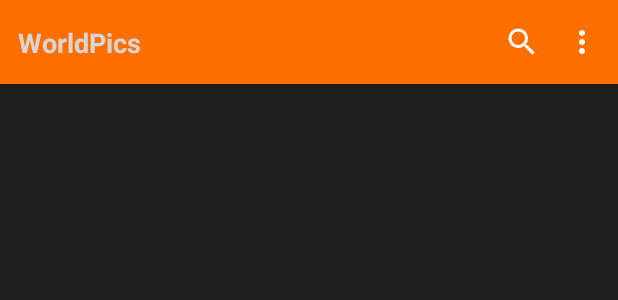
After one commit to danielmilano/WorldPics, an Android app: the layout main_toolbar.xml on its own in the app's theme, with its tools: preview values and no code run, on a phone screen of 412 x 824 dp. The commit adds this screen. Shown: the top 300 px of the screen. Run offline under Robolectric (Android 15) with nearby library versions, the phone set to English and light mode, and no system bars.

Commit message:
Added search toolbar

```diff
--- /dev/null
+++ b/app/src/main/res/drawable/ic_filter_white.xml
@@ -0,0 +1,9 @@
+<vector xmlns:android="http://schemas.android.com/apk/res/android"
+        android:width="24dp"
+        android:height="24dp"
+        android:viewportWidth="24.0"
+        android:viewportHeight="24.0">
+    <path
+        android:fillColor="#FFFFFF"
+        android:pathData="M12,8c1.1,0 2,-0.9 2,-2s-0.9,-2 -2,-2 -2,0.9 -2,2 0.9,2 2,2zM12,10c-1.1,0 -2,0.9 -2,2s0.9,2 2,2 2,-0.9 2,-2 -0.9,-2 -2,-2zM12,16c-1.1,0 -2,0.9 -2,2s0.9,2 2,2 2,-0.9 2,-2 -0.9,-2 -2,-2z"/>
+</vector>
--- a/app/src/main/res/layout/item_photo.xml
+++ b/app/src/main/res/layout/item_photo.xml
@@ -16,7 +16,6 @@
         imageFromUrl="@{photo}"
         android:layout_width="match_parent"
         android:layout_height="wrap_content"
-        android:layout_margin="4dp"
         android:adjustViewBounds="true" />
 
 </layout>
--- /dev/null
+++ b/app/src/main/res/layout/main_toolbar.xml
@@ -0,0 +1,46 @@
+<?xml version="1.0" encoding="utf-8"?>
+<layout xmlns:android="http://schemas.android.com/apk/res/android"
+    xmlns:app="http://schemas.android.com/apk/res-auto">
+
+    <androidx.constraintlayout.widget.ConstraintLayout
+        android:layout_width="match_parent"
+        android:layout_height="?attr/actionBarSize"
+        android:background="@color/colorPrimary">
+
+        <TextView
+            android:layout_width="wrap_content"
+            android:layout_height="wrap_content"
+            android:layout_margin="12dp"
+            android:text="@string/app_name"
+            android:textColor="@color/white"
+            android:textSize="18sp"
+            android:textStyle="bold"
+            app:layout_constraintBottom_toBottomOf="parent"
+            app:layout_constraintLeft_toLeftOf="parent"
+            app:layout_constraintTop_toTopOf="parent" />
+
+        <ImageView
+            android:id="@+id/search"
+            android:layout_width="32dp"
+            android:layout_height="32dp"
+            android:layout_marginEnd="8dp"
+            android:padding="4dp"
+            app:layout_constraintBottom_toBottomOf="parent"
+            app:layout_constraintRight_toLeftOf="@id/filters"
+            app:layout_constraintTop_toTopOf="parent"
+            app:srcCompat="@drawable/ic_search_white" />
+
+        <ImageView
+            android:id="@+id/filters"
+            android:layout_width="32dp"
+            android:layout_height="32dp"
+            android:layout_marginEnd="8dp"
+            android:padding="4dp"
+            app:layout_constraintBottom_toBottomOf="parent"
+            app:layout_constraintRight_toRightOf="parent"
+            app:layout_constraintTop_toTopOf="parent"
+            app:srcCompat="@drawable/ic_filter_white" />
+
+    </androidx.constraintlayout.widget.ConstraintLayout>
+
+</layout>
--- a/app/src/main/res/values/colors.xml
+++ b/app/src/main/res/values/colors.xml
@@ -1,8 +1,8 @@
 <?xml version="1.0" encoding="utf-8"?>
 <resources>
-    <color name="colorPrimary">#3F51B5</color>
-    <color name="colorPrimaryDark">#303F9F</color>
-    <color name="colorAccent">#FF4081</color>
+    <color name="colorPrimary">@color/md_amber_900</color>
+    <color name="colorPrimaryDark">@color/md_orange_900</color>
+    <color name="colorAccent">@color/md_orange_900</color>
     <color name="black">#202020</color>
     <color name="transparent">#00000000</color>
 
--- a/app/src/main/res/values/strings.xml
+++ b/app/src/main/res/values/strings.xml
@@ -1,5 +1,5 @@
 <resources>
-    <string name="app_name">World Pics</string>
+    <string name="app_name">WorldPics</string>
     <string name="title_home">Home</string>
 
     <string name="photos">Search</string>
--- a/app/src/main/res/values/styles.xml
+++ b/app/src/main/res/values/styles.xml
@@ -18,6 +18,8 @@
     <!-- The launcher theme. It sets the main window background to the launch_screen drawable -->
     <style name="AppTheme.Launcher">
         <item name="android:windowBackground">@drawable/splash_screen</item>
+        <item name="windowActionBar">false</item>
+        <item name="windowNoTitle">true</item>
     </style>
 
     <style name="MyTheme" parent="android:Theme.Holo.Dialog">
--- a/build.gradle
+++ b/build.gradle
@@ -7,7 +7,7 @@ buildscript {
         mavenCentral()
     }
     dependencies {
-        classpath 'com.android.tools.build:gradle:3.6.2'
+        classpath 'com.android.tools.build:gradle:3.6.3'
         classpath 'com.google.gms:google-services:4.3.3'
         classpath 'com.google.firebase:firebase-plugins:2.0.0'
         classpath 'com.google.firebase:firebase-crashlytics-gradle:2.0.0-beta04'
```
Also changed, not shown: app/src/main/java/dreamlab/worldpics/repository/PageKeyedPhotoDataSource.kt (+22 -2 lines), app/src/main/java/dreamlab/worldpics/repository/PhotoRepository.kt (+15 -35 lines), app/src/main/java/dreamlab/worldpics/ui/photo/PhotoAdapter.kt (+5 -4 lines), app/src/main/java/dreamlab/worldpics/ui/photo/PhotosFragment.kt (+107 -3 lines), app/src/main/res/drawable/ic_arrow_back_black.xml (added, +9 -0 lines), app/src/main/res/drawable/ic_close_black.xml (added, +9 -0 lines), app/src/main/res/layout/fragment_photos.xml (+24 -1 lines), app/src/main/res/layout/search_toolbar.xml (added, +50 -0 lines), 1 other file.
